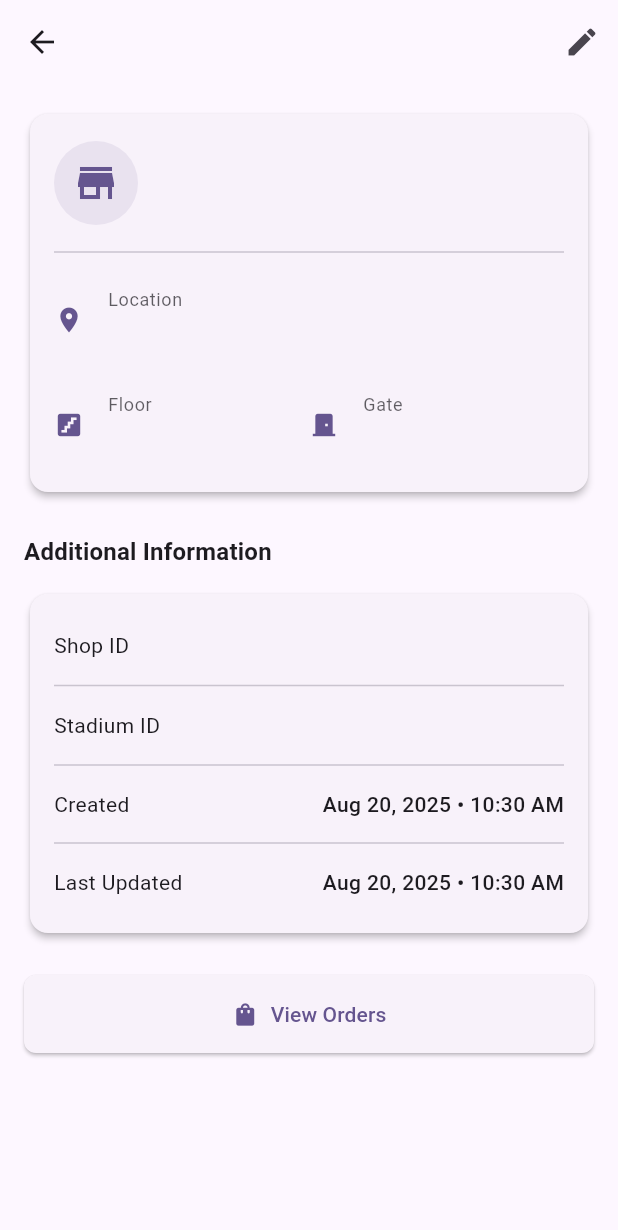
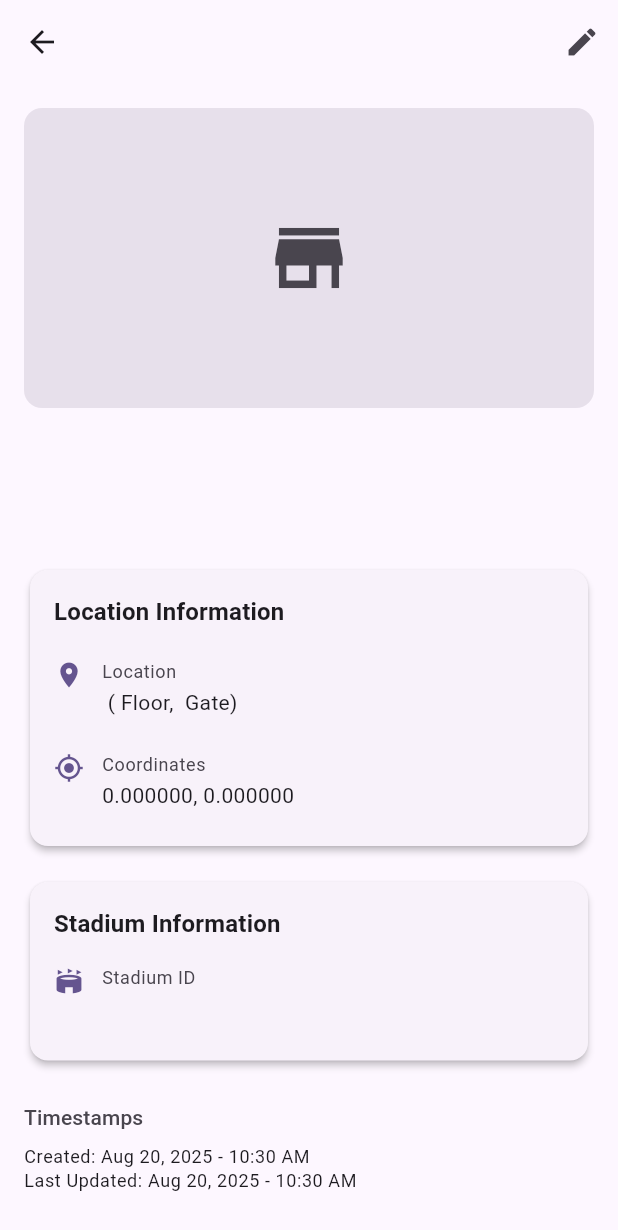
Before and after one commit to farhanyousaf786/fans-food-orders, a Flutter app: the ShopDetailScreen screen opened directly with empty values, on a phone screen of 412 x 824 dp. Shown: the top 1230 px of the screen. Run offline on Flutter 3.47's test engine with Material 3 defaults, Android fonts, the phone set to English and light mode, and no system bars; our stand-ins replace cloud_firestore, equatable, firebase_auth, firebase_core, firebase_messaging, flutter_local_notifications and 2 more; missing offline and left inert: firebase_app_check; accounts and stored records are empty.

Commit message:
updated ui

```diff
--- a/lib/screens/shop/shop_detail_screen.dart
+++ b/lib/screens/shop/shop_detail_screen.dart
@@ -1,16 +1,106 @@
 import 'package:flutter/material.dart';
+import 'package:geolocator/geolocator.dart';
+import 'package:provider/provider.dart';
 import 'package:intl/intl.dart';
+
 import '../../models/shop_model.dart';
+import '../../providers/auth_provider.dart';
+import '../../services/firebase_service.dart';
 import '../orders/orders_list_screen.dart';
+import 'widgets/shop_header_widget.dart';
+import 'widgets/location_info_card.dart';
+import 'widgets/stadium_info_card.dart';
+import 'widgets/action_buttons_widget.dart';
 
-class ShopDetailScreen extends StatelessWidget {
+class ShopDetailScreen extends StatefulWidget {
   final ShopModel shop;
 
   const ShopDetailScreen({super.key, required this.shop});
 
   @override
+  State<ShopDetailScreen> createState() => _ShopDetailScreenState();
+}
+
+class _ShopDetailScreenState extends State<ShopDetailScreen> {
+  bool _isUpdatingLocation = false;
+
+  Future<void> _updateLocation() async {
+    try {
+      // Request location permission
+      bool serviceEnabled = await Geolocator.isLocationServiceEnabled();
+      if (!serviceEnabled) {
+        // Location services are disabled
+        throw Exception('Location services are disabled.');
+      }
+
+      LocationPermission permission = await Geolocator.checkPermission();
+      if (permission == LocationPermission.denied) {
+        permission = await Geolocator.requestPermission();
+        if (permission == LocationPermission.denied) {
+          throw Exception('Location permissions are denied');
+        }
+      }
+
+      if (permission == LocationPermission.deniedForever) {
+        throw Exception('Location permissions are permanently denied');
+      }
+
+      setState(() {
+        _isUpdatingLocation = true;
+      });
+
+      // Get current location
+      final position = await Geolocator.getCurrentPosition();
+
+      // Update shop location in Firestore
+      final success = await FirebaseService.updateShopLocation(
+        shopId: widget.shop.id,
+        latitude: position.latitude,
+        longitude: position.longitude,
+      );
+
+      setState(() {
+        _isUpdatingLocation = false;
+      });
+
+      if (success) {
+        ScaffoldMessenger.of(context).showSnackBar(
+          SnackBar(
+            content: Text('Location updated to ${position.latitude.toStringAsFixed(6)}, ${position.longitude.toStringAsFixed(6)}'),
+            duration: const Duration(seconds: 3),
+          ),
+        );
+
+        // Refresh the shop data
+        final authProvider = Provider.of<AuthProvider>(context, listen: false);
+        await authProvider.loadUserData();
+      } else {
+        throw Exception('Failed to update location in database');
+      }
+    } catch (e) {
+      setState(() {
+        _isUpdatingLocation = false;
+      });
+
+      String errorMessage = 'Error updating location';
+      if (e is Exception) {
+        errorMessage = e.toString().replaceAll('Exception: ', '');
+      }
+
+      ScaffoldMessenger.of(context).showSnackBar(
+        SnackBar(
+          content: Text(errorMessage),
+          backgroundColor: Theme.of(context).colorScheme.error,
+          duration: const Duration(seconds: 5),
+        ),
+      );
+    }
+  }
+
+  @override
   Widget build(BuildContext context) {
     final theme = Theme.of(context);
+    final shop = widget.shop;
 
     return Scaffold(
       appBar: AppBar(
@@ -30,130 +120,48 @@ class ShopDetailScreen extends StatelessWidget {
           crossAxisAlignment: CrossAxisAlignment.start,
           children: [
             // Shop Header
-            Card(
-              child: Padding(
-                padding: const EdgeInsets.all(16.0),
-                child: Column(
-                  crossAxisAlignment: CrossAxisAlignment.start,
-                  children: [
-                    Row(
-                      children: [
-                        Container(
-                          padding: const EdgeInsets.all(12),
-                          decoration: BoxDecoration(
-                            color: theme.colorScheme.primary.withOpacity(0.1),
-                            shape: BoxShape.circle,
+            ShopHeader(shop: shop),
+
+            // Location Info Card
+            LocationInfoCard(
+              shop: shop,
+              isUpdating: _isUpdatingLocation,
             ),
-                          child: Icon(
-                            Icons.store,
-                            size: 32,
-                            color: theme.colorScheme.primary,
-                          ),
-                        ),
-                        const SizedBox(width: 16),
-                        Expanded(
-                          child: Column(
-                            crossAxisAlignment: CrossAxisAlignment.start,
-                            children: [
-                              Text(
-                                shop.name,
-                                style: theme.textTheme.headlineSmall?.copyWith(
-                                  fontWeight: FontWeight.bold,
-                                ),
-                              ),
-                              const SizedBox(height: 4),
-                              Text(
-                                shop.description,
-                                style: theme.textTheme.bodyLarge,
-                              ),
-                            ],
-                          ),
-                        ),
-                      ],
-                    ),
-                    const Divider(height: 32),
-                    _buildDetailRow(
-                      Icons.location_on,
-                      'Location',
-                      shop.location,
-                      theme,
-                    ),
-                    const SizedBox(height: 12),
-                    Row(
-                      children: [
-                        Expanded(
-                          child: _buildDetailRow(
-                            Icons.stairs,
-                            'Floor',
-                            shop.floor,
-                            theme,
-                          ),
-                        ),
-                        Expanded(
-                          child: _buildDetailRow(
-                            Icons.door_front_door,
-                            'Gate',
-                            shop.gate,
-                            theme,
-                          ),
-                        ),
-                      ],
-                    ),
-                  ],
-                ),
-              ),
-            ),
+
+            const SizedBox(height: 16),
+
+            // Stadium Info Card
+            StadiumInfoCard(shop: shop),
 
             const SizedBox(height: 24),
 
-            // Additional Information Section
+            // Timestamps
             Text(
-              'Additional Information',
-              style: theme.textTheme.titleMedium?.copyWith(
-                fontWeight: FontWeight.bold,
+              'Timestamps',
+              style: theme.textTheme.titleSmall?.copyWith(
+                color: theme.colorScheme.onSurfaceVariant,
               ),
             ),
-            const SizedBox(height: 12),
-            Card(
-              child: Padding(
-                padding: const EdgeInsets.all(16.0),
-                child: Column(
-                  children: [
-                    _buildInfoRow(
-                      'Shop ID',
-                      shop.id,
-                      theme,
+            const SizedBox(height: 8),
+            Text(
+              'Created: ${DateFormat('MMM d, y - h:mm a').format(shop.createdAt)}',
+              style: theme.textTheme.bodySmall,
             ),
-                    const Divider(),
-                    _buildInfoRow(
-                      'Stadium ID',
-                      shop.stadiumId,
-                      theme,
-                    ),
-                    const Divider(),
-                    _buildInfoRow(
-                      'Created',
-                      DateFormat('MMM d, y • h:mm a').format(shop.createdAt),
-                      theme,
-                    ),
-                    const Divider(),
-                    _buildInfoRow(
-                      'Last Updated',
-                      DateFormat('MMM d, y • h:mm a').format(shop.updatedAt),
-                      theme,
-                    ),
-                  ],
-                ),
-              ),
+            if (shop.updatedAt != null)
+              Text(
+                'Last Updated: ${DateFormat('MMM d, y - h:mm a').format(shop.updatedAt!)}',
+                style: theme.textTheme.bodySmall,
               ),
 
-            const SizedBox(height: 24),
+            const SizedBox(height: 32),
 
-            // Actions Section
-            SizedBox(
-              width: double.infinity,
-              child: ElevatedButton.icon(
-                onPressed: () {
+            // Action Buttons
+            ActionButtons(
+              shop: shop,
+              isUpdating: _isUpdatingLocation,
+              onViewOrdersPressed: _isUpdatingLocation
+                  ? null
+                  : () {
                       Navigator.push(
                         context,
                         MaterialPageRoute(
@@ -161,12 +169,7 @@ class ShopDetailScreen extends StatelessWidget {
                         ),
                       );
                     },
-                icon: const Icon(Icons.shopping_bag),
-                label: const Text('View Orders'),
-                style: ElevatedButton.styleFrom(
-                  padding: const EdgeInsets.symmetric(vertical: 16),
-                ),
-              ),
+              onUpdateLocationPressed: _isUpdatingLocation ? null : _updateLocation,
             ),
           ],
         ),
@@ -174,54 +177,4 @@ class ShopDetailScreen extends StatelessWidget {
     );
   }
 
-  Widget _buildDetailRow(IconData icon, String label, String value, ThemeData theme) {
-    return Padding(
-      padding: const EdgeInsets.symmetric(vertical: 8.0),
-      child: Row(
-        children: [
-          Icon(icon, size: 20, color: theme.colorScheme.primary),
-          const SizedBox(width: 16),
-          Column(
-            crossAxisAlignment: CrossAxisAlignment.start,
-            children: [
-              Text(
-                label,
-                style: theme.textTheme.bodySmall?.copyWith(
-                  color: theme.textTheme.bodySmall?.color?.withOpacity(0.7),
-                ),
-              ),
-              const SizedBox(height: 2),
-              Text(
-                value,
-                style: theme.textTheme.bodyLarge,
-              ),
-            ],
-          ),
-        ],
-      ),
-    );
 }
-
-  Widget _buildInfoRow(String label, String value, ThemeData theme) {
-    return Padding(
-      padding: const EdgeInsets.symmetric(vertical: 8.0),
-      child: Row(
-        mainAxisAlignment: MainAxisAlignment.spaceBetween,
-        children: [
-          Text(
-            label,
-            style: theme.textTheme.bodyMedium?.copyWith(
-              color: theme.textTheme.bodySmall?.color,
-            ),
-          ),
-          Text(
-            value,
-            style: theme.textTheme.bodyMedium?.copyWith(
-              fontWeight: FontWeight.w500,
-            ),
-          ),
-        ],
-      ),
-    );
-  }
-}
--- /dev/null
+++ b/lib/screens/shop/widgets/location_info_card.dart
@@ -0,0 +1,93 @@
+import 'package:flutter/material.dart';
+import '../../../models/shop_model.dart';
+
+class LocationInfoCard extends StatelessWidget {
+  final ShopModel shop;
+  final bool isUpdating;
+
+  const LocationInfoCard({
+    super.key,
+    required this.shop,
+    this.isUpdating = false,
+  });
+
+  @override
+  Widget build(BuildContext context) {
+    final theme = Theme.of(context);
+
+    return Card(
+      child: Padding(
+        padding: const EdgeInsets.all(16.0),
+        child: Column(
+          crossAxisAlignment: CrossAxisAlignment.start,
+          children: [
+            Row(
+              mainAxisAlignment: MainAxisAlignment.spaceBetween,
+              children: [
+                Text(
+                  'Location Information',
+                  style: theme.textTheme.titleMedium?.copyWith(
+                    fontWeight: FontWeight.bold,
+                  ),
+                ),
+                if (isUpdating)
+                  const SizedBox(
+                    width: 20,
+                    height: 20,
+                    child: CircularProgressIndicator(strokeWidth: 2),
+                  ),
+              ],
+            ),
+            const SizedBox(height: 12),
+            _buildInfoRow(
+              Icons.location_on,
+              'Location',
+              '${shop.location} (${shop.floor} Floor, ${shop.gate} Gate)',
+              theme,
+            ),
+            if (shop.latitude != null && shop.longitude != null) ...[
+              const SizedBox(height: 8),
+              _buildInfoRow(
+                Icons.my_location,
+                'Coordinates',
+                '${shop.latitude!.toStringAsFixed(6)}, ${shop.longitude!.toStringAsFixed(6)}',
+                theme,
+              ),
+            ],
+          ],
+        ),
+      ),
+    );
+  }
+
+  Widget _buildInfoRow(IconData icon, String label, String value, ThemeData theme) {
+    return Padding(
+      padding: const EdgeInsets.symmetric(vertical: 8.0),
+      child: Row(
+        crossAxisAlignment: CrossAxisAlignment.start,
+        children: [
+          Icon(icon, size: 20, color: theme.colorScheme.primary),
+          const SizedBox(width: 12),
+          Expanded(
+            child: Column(
+              crossAxisAlignment: CrossAxisAlignment.start,
+              children: [
+                Text(
+                  label,
+                  style: theme.textTheme.bodySmall?.copyWith(
+                    color: theme.colorScheme.onSurfaceVariant,
+                  ),
+                ),
+                const SizedBox(height: 2),
+                Text(
+                  value,
+                  style: theme.textTheme.bodyMedium,
+                ),
+              ],
+            ),
+          ),
+        ],
+      ),
+    );
+  }
+}
--- /dev/null
+++ b/lib/screens/shop/widgets/shop_header_widget.dart
@@ -0,0 +1,50 @@
+import 'package:flutter/material.dart';
+import '../../../models/shop_model.dart';
+
+class ShopHeader extends StatelessWidget {
+  final ShopModel shop;
+
+  const ShopHeader({super.key, required this.shop});
+
+  @override
+  Widget build(BuildContext context) {
+    final theme = Theme.of(context);
+
+    return Column(
+      crossAxisAlignment: CrossAxisAlignment.start,
+      children: [
+        // Shop Image Placeholder
+        Container(
+          height: 200,
+          width: double.infinity,
+          decoration: BoxDecoration(
+            borderRadius: BorderRadius.circular(12),
+            color: theme.colorScheme.surfaceVariant,
+          ),
+          child: Icon(
+            Icons.store_mall_directory,
+            size: 60,
+            color: theme.colorScheme.onSurfaceVariant,
+          ),
+        ),
+        const SizedBox(height: 24),
+        // Shop Name
+        Text(
+          shop.name,
+          style: theme.textTheme.headlineSmall?.copyWith(
+            fontWeight: FontWeight.bold,
+          ),
+        ),
+        const SizedBox(height: 8),
+        // Shop Description
+        Text(
+          shop.description,
+          style: theme.textTheme.bodyLarge?.copyWith(
+            color: theme.colorScheme.onSurfaceVariant,
+          ),
+        ),
+        const SizedBox(height: 16),
+      ],
+    );
+  }
+}
--- /dev/null
+++ b/lib/screens/shop/widgets/stadium_info_card.dart
@@ -0,0 +1,68 @@
+import 'package:flutter/material.dart';
+import '../../../models/shop_model.dart';
+
+class StadiumInfoCard extends StatelessWidget {
+  final ShopModel shop;
+
+  const StadiumInfoCard({super.key, required this.shop});
+
+  @override
+  Widget build(BuildContext context) {
+    final theme = Theme.of(context);
+
+    return Card(
+      child: Padding(
+        padding: const EdgeInsets.all(16.0),
+        child: Column(
+          crossAxisAlignment: CrossAxisAlignment.start,
+          children: [
+            Text(
+              'Stadium Information',
+              style: theme.textTheme.titleMedium?.copyWith(
+                fontWeight: FontWeight.bold,
+              ),
+            ),
+            const SizedBox(height: 8),
+            _buildInfoRow(
+              Icons.stadium,
+              'Stadium ID',
+              shop.stadiumId,
+              theme,
+            ),
+          ],
+        ),
+      ),
+    );
+  }
+
+  Widget _buildInfoRow(IconData icon, String label, String value, ThemeData theme) {
+    return Padding(
+      padding: const EdgeInsets.symmetric(vertical: 8.0),
+      child: Row(
+        crossAxisAlignment: CrossAxisAlignment.start,
+        children: [
+          Icon(icon, size: 20, color: theme.colorScheme.primary),
+          const SizedBox(width: 12),
+          Expanded(
+            child: Column(
+              crossAxisAlignment: CrossAxisAlignment.start,
+              children: [
+                Text(
+                  label,
+                  style: theme.textTheme.bodySmall?.copyWith(
+                    color: theme.colorScheme.onSurfaceVariant,
+                  ),
+                ),
+                const SizedBox(height: 2),
+                Text(
+                  value,
+                  style: theme.textTheme.bodyMedium,
+                ),
+              ],
+            ),
+          ),
+        ],
+      ),
+    );
+  }
+}
--- a/pubspec.yaml
+++ b/pubspec.yaml
@@ -48,6 +48,9 @@ dependencies:
   firebase_storage: ^11.5.6
   firebase_messaging: ^14.7.9
   firebase_app_check: ^0.2.1+8
+
+  # Location
+  geolocator: ^11.0.0
   flutter_local_notifications: ^19.2.1
 
   intl: ^0.18.1
```
Also changed, not shown: lib/screens/orders/orders_list_screen.dart (+18 -3 lines), lib/screens/orders/widgets/status_update_dialog.dart (added, +126 -0 lines), lib/screens/shop/widgets/action_buttons_widget.dart (added, +63 -0 lines), lib/services/firebase_service.dart (+18 -0 lines), pubspec.lock, 4 other files. Lines whose indentation alone changed are shown as unchanged.
